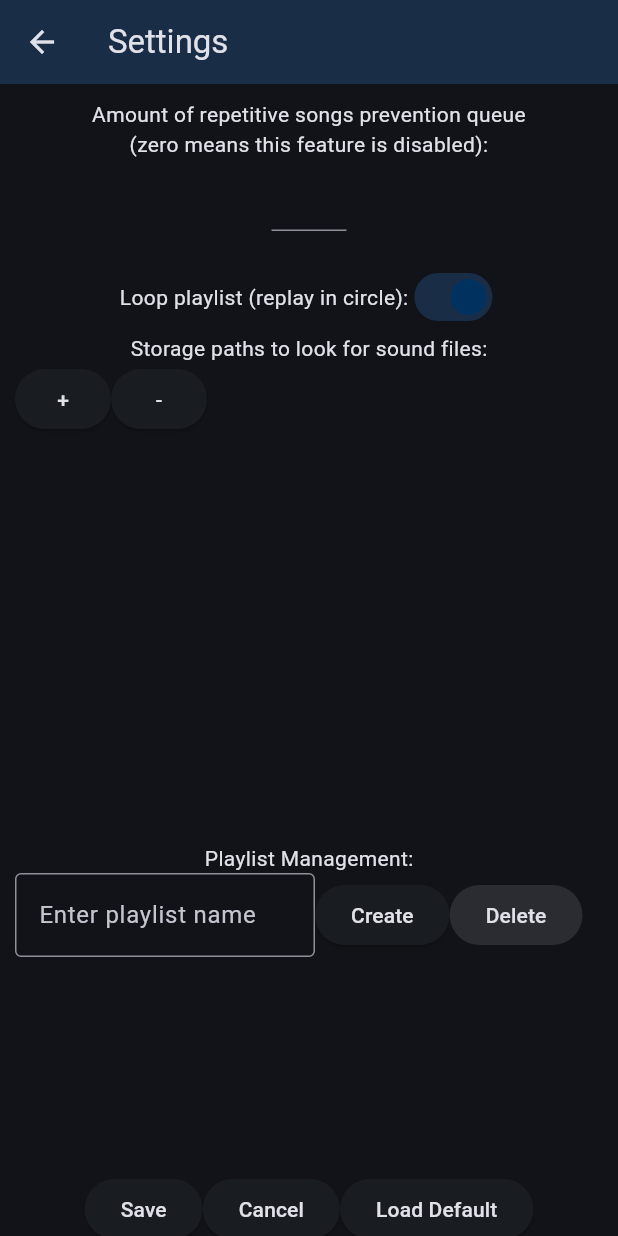
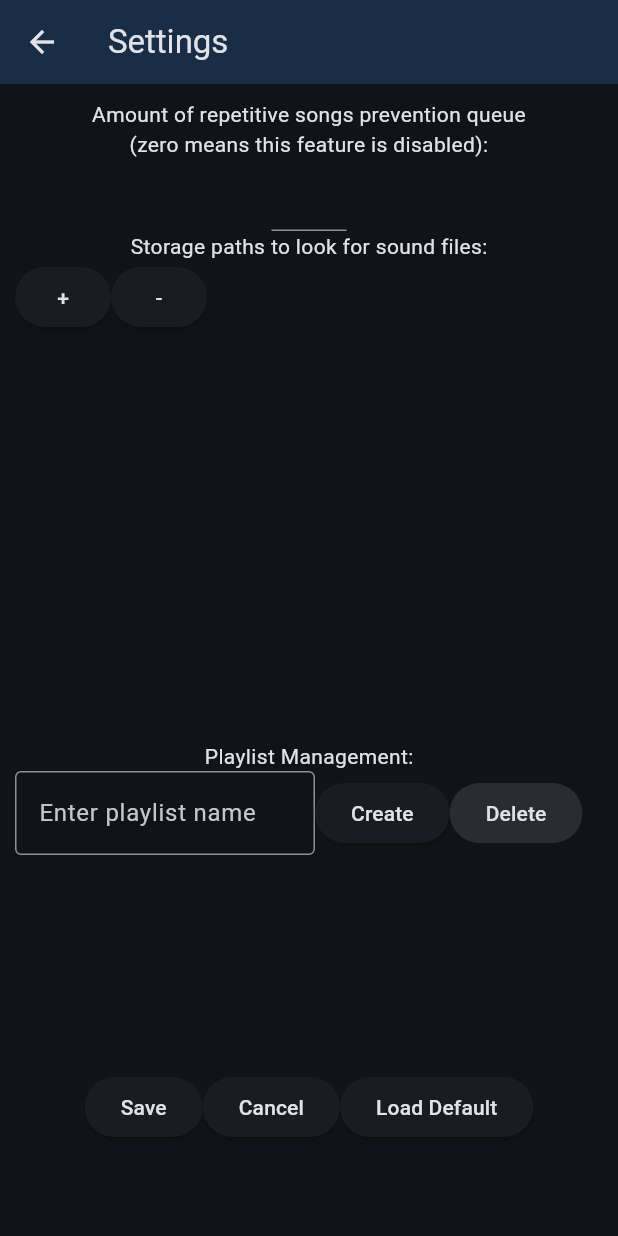
Before and after one commit to StraykerPL/MusicApp, a Flutter app: the screen it shows after launch, in the side drawer, after a tap on "Settings", on a phone screen of 412 x 824 dp. Run offline on Flutter 3.47's test engine with Material 3 defaults, Android fonts, the phone set to English and light mode, and no system bars; our stand-ins replace audio_service, just_audio, package_info_plus, permission_handler, sqflite; missing offline and left inert: audio_session, filesystem_picker; accounts and stored records are empty.

Commit message:
Remove loop option from settings, change placeholder icon to official Strayker Music icon, first part of fixing playlist playing refactor

```diff
--- a/lib/Business/database_helper.dart
+++ b/lib/Business/database_helper.dart
@@ -39,20 +39,18 @@ final class DatabaseHelper {
         INSERT INTO settings VALUES (null, "playedSongsMaxAmount", 0)
       ''');
       db.execute('''
-        INSERT INTO settings VALUES (null, "loopMode", "true")
-      ''');
-      db.execute('''
         INSERT INTO storageLocations VALUES (null, "/storage/emulated/0/Music")
       ''');
-      db.execute('''
-        INSERT INTO playlists VALUES (null, "Playlist 1")
-      ''');
-      db.execute('''
-        INSERT INTO playlists VALUES (null, "Playlist 2")
-      ''');
-      db.execute('''
-        INSERT INTO playlists VALUES (null, "Playlist 3")
-      ''');
+      // Only for debugging.
+      // db.execute('''
+      //   INSERT INTO playlists VALUES (null, "Playlist 1")
+      // ''');
+      // db.execute('''
+      //   INSERT INTO playlists VALUES (null, "Playlist 2")
+      // ''');
+      // db.execute('''
+      //   INSERT INTO playlists VALUES (null, "Playlist 3")
+      // ''');
     });
   }
 
--- a/lib/Business/default_audio_handler.dart
+++ b/lib/Business/default_audio_handler.dart
@@ -38,8 +38,6 @@ final class DefaultAudioHandler extends BaseAudioHandler {
               break;
 
             case AudioInterruptionType.pause:
-              await _player.play();
-              break;
             case AudioInterruptionType.unknown:
               break;
           }
--- a/lib/Business/sound_collection_manager.dart
+++ b/lib/Business/sound_collection_manager.dart
@@ -23,7 +23,6 @@ final class SoundCollectionManager {
     _soundPlayer = player;
     availableSongs = songs;
     availableSongs.sort((firstFile, secondFile) => firstFile.name.compareTo(secondFile.name));
-    _loadSettings();
   }
 
   Future<void> playRandomMusic() async {
@@ -71,18 +70,6 @@ final class SoundCollectionManager {
     await _soundPlayer.resumeOrPauseSong();
   }
 
-  Future<void> _loadSettings() async {
-    final dbContext = DatabaseHelper();
-    final settings = await dbContext.getAllData(DatabaseConstants.settingsTableName);
-    for (final {"name": settingName, "value": settingValue} in settings) {
-      if (settingName == DatabaseConstants.loopModeTableValueName) {
-        _loopMode = settingValue == "true";
-        await _soundPlayer.setLoopMode(_loopMode);
-        break;
-      }
-    }
-  }
-
   Future<void> setLoop() async {
     _loopMode = !_loopMode;
     await _soundPlayer.setLoopMode(_loopMode);
--- a/lib/Constants/database_constants.dart
+++ b/lib/Constants/database_constants.dart
@@ -4,8 +4,6 @@ abstract final class DatabaseConstants {
   static String playlistsTableName = "playlists";
   static String playlistSongsTableName = "playlistSongs";
   static String playedSongsMaxAmountTableValueName = "playedSongsMaxAmount";
-  static String loopModeTableValueName = "loopMode";
   static List<String> soundStorageLocationsDefault = ["/storage/emulated/0/Music"];
   static const int playedSongsMaxAmountDefault = 0;
-  static const bool loopModeDefault = true;
 }
--- a/lib/Widgets/playlist_view.dart
+++ b/lib/Widgets/playlist_view.dart
@@ -1,5 +1,6 @@
 import 'dart:async';
 
+import 'package:audio_service/audio_service.dart';
 import 'package:flutter/material.dart';
 import 'package:provider/provider.dart';
 import 'package:strayker_music/Business/playlist_manager.dart';
@@ -36,6 +37,10 @@ class _PlaylistView extends State<PlaylistView> {
   @override
   void initState() {
     _soundCollectionManager.getPlaybackStateSubscription.onData((value) {
+      if (value.processingState == AudioProcessingState.completed && context.read<PlaylistManager>().currentPlaylist != "All Files" && _isLoopModeOn) {
+        var index = _soundCollectionManager.availableSongs.indexOf(_soundCollectionManager.currentSong!);
+        _soundCollectionManager.selectAndPlaySong(_soundCollectionManager.availableSongs[index]);
+      }
       setState(() {
         _isCurrentlyPlaying = value.playing;
       });
@@ -45,11 +50,16 @@ class _PlaylistView extends State<PlaylistView> {
     super.initState();
   }
 
-  @override
-  void setState(fn) {
-    if(mounted) {
-      super.setState(fn);
+  List<MusicFile> _filterFiles(List<MusicFile> files) {
+    List<MusicFile> filteredFiles = [];
+
+    for (var soundFile in files) {
+      if (soundFile.name.toUpperCase().contains(_searchMusicInputController.value.text.toUpperCase())) {
+        filteredFiles.add(soundFile);
+      }
     }
+
+    return filteredFiles;
   }
 
   Future<void> onSearchInputChanged() async {
@@ -57,17 +67,12 @@ class _PlaylistView extends State<PlaylistView> {
       setState(() {
         displayedFiles = _soundCollectionManager.availableSongs;
       });
-    }
 
-    List<MusicFile> filteredFiles = [];
-    for (var soundFile in _soundCollectionManager.availableSongs) {
-      if (soundFile.name.toUpperCase().contains(_searchMusicInputController.value.text.toUpperCase())) {
-        filteredFiles.add(soundFile);
-      }
+      return;
     }
 
     setState(() {
-      displayedFiles = filteredFiles;
+      displayedFiles = _filterFiles(displayedFiles);
     });
   }
 
@@ -266,20 +271,32 @@ class _PlaylistView extends State<PlaylistView> {
                 _isLoopModeOn = _soundCollectionManager.isLoopModeOn;
               });
             },
-            child: getColoredIconWidget(
-              context,
-              _isLoopModeOn
-                ? Theme.of(context).colorScheme.primary
-                : Theme.of(context).textTheme.displayLarge!.color!,
-              Icons.repeat
-            ),
+            child: _isLoopModeOn ? getColoredIconWidget(context, Theme.of(context).textTheme.displayLarge!.color!, Icons.repeat) : getColoredIconWidget(context, Theme.of(context).textTheme.displayLarge!.color!, Icons.double_arrow),
           ),
       ],
     );
   }
 
   ListView createMusicListWidget(BuildContext context) {
-    displayedFiles = context.read<PlaylistManager>().currentPlaylistSongs;
+    // if (context.read<PlaylistManager>().currentPlaylistSongs.isEmpty == false) {
+    //   _soundCollectionManager.availableSongs = context.read<PlaylistManager>().currentPlaylistSongs;
+    // }
+    // else if (context.read<PlaylistManager>().currentPlaylistSongs.isEmpty == true && context.read<PlaylistManager>().currentPlaylist == "All Files") {
+    //   _soundCollectionManager.availableSongs = context.read<List<MusicFile>>();
+    // }
+    // else if (context.read<PlaylistManager>().currentPlaylistSongs.isEmpty == false && context.read<PlaylistManager>().currentPlaylist != "All Files") {
+    //   _soundCollectionManager.availableSongs = context.read<PlaylistManager>().currentPlaylistSongs;
+    // }
+    // else {
+    //   _soundCollectionManager.availableSongs = [];
+    // }
+    if (context.read<PlaylistManager>().currentPlaylist == "All Files") {
+      _soundCollectionManager.availableSongs = context.read<List<MusicFile>>();
+    }
+    else {
+      _soundCollectionManager.availableSongs = context.read<PlaylistManager>().currentPlaylistSongs;
+    }
+    displayedFiles = _filterFiles(_soundCollectionManager.availableSongs);
 
     return ListView.builder(
       physics: const NeverScrollableScrollPhysics(),
@@ -337,7 +354,7 @@ class _PlaylistView extends State<PlaylistView> {
                 child: SingleChildScrollView(
                   controller: _musicListScrollControl,
                   child:
-                  ctx.read<PlaylistManager>().currentPlaylistSongs.isNotEmpty ?
+                  context.read<PlaylistManager>().currentPlaylistSongs.isNotEmpty || displayedFiles.isNotEmpty || _soundCollectionManager.availableSongs.isNotEmpty ?
                     createMusicListWidget(ctx) :
                     const Text("Welcome to Strayker Music!\n\nNo sound files can be displayed. If you think it's error, check your searching criteria, filesystem permissions and app's storage settings.", softWrap: true, textAlign: TextAlign.center),
                 )
--- a/lib/Widgets/settings.dart
+++ b/lib/Widgets/settings.dart
@@ -21,7 +21,6 @@ class _SettingsViewState extends State<SettingsView> {
   final TextEditingController _newPlaylistNameController = TextEditingController();
 
   int _playedSongsMaxAmount = 0;
-  bool _loopMode = true;
   List<String> _soundStorageLocations = [];
   String? _currentlySelectedStoragePath;
   List<Map<String, dynamic>> _playlists = [];
@@ -33,11 +32,6 @@ class _SettingsViewState extends State<SettingsView> {
       DatabaseConstants.settingsTableName,
       DatabaseConstants.playedSongsMaxAmountTableValueName,
       {"value": _playedSongsMaxAmount});
-
-    await dbContext.updateDataByName(
-      DatabaseConstants.settingsTableName,
-      DatabaseConstants.loopModeTableValueName,
-      {"value": _loopMode ? "true" : "false"});
 
     List<Map<String, dynamic>> sumUpData = [];
     for (var storagePath in _soundStorageLocations) {
@@ -61,9 +55,6 @@ class _SettingsViewState extends State<SettingsView> {
           selection: TextSelection.collapsed(offset: _playedSongsMaxAmount.toString().length),
         );
       }
-      if (row["name"] == DatabaseConstants.loopModeTableValueName) {
-        _loopMode = row["value"] == "true";
-      }
     }
 
     var storageLocationsRawData = await dbContext.getAllData(DatabaseConstants.storagePathsTableName);
@@ -80,7 +71,6 @@ class _SettingsViewState extends State<SettingsView> {
 
   void setDefualtValues() {
     _playedSongsMaxAmount = DatabaseConstants.playedSongsMaxAmountDefault;
-    _loopMode = DatabaseConstants.loopModeDefault;
     _soundStorageLocations = DatabaseConstants.soundStorageLocationsDefault;
 
     saveSettings();
@@ -228,8 +218,8 @@ class _SettingsViewState extends State<SettingsView> {
       ),
       body: Padding(
         padding: const EdgeInsets.all(10.0),
-        child: Column(
-          children: [
+        child: SingleChildScrollView(
+          child: Column(children: [
             const Text("Amount of repetitive songs prevention queue\n(zero means this feature is disabled):", textAlign: TextAlign.center,),
             SizedBox(
               width: 50,
@@ -242,21 +232,6 @@ class _SettingsViewState extends State<SettingsView> {
                 keyboardType: TextInputType.number
                 // TODO: Add validation to not allow input of number surpassing max amount of available sound files.
               ),
-            ),
-            const SizedBox(height: 20),
-            Row(
-              mainAxisAlignment: MainAxisAlignment.center,
-              children: [
-                const Text("Loop playlist (replay in circle):"),
-                Switch(
-                  value: _loopMode,
-                  onChanged: (value) {
-                    setState(() {
-                      _loopMode = value;
-                    });
-                  },
-                ),
-              ],
             ),
             const Text("Storage paths to look for sound files:"),
             SizedBox(
@@ -374,7 +349,7 @@ class _SettingsViewState extends State<SettingsView> {
                 )
               ],
             )
-          ]
+          ])
         ),
       )
     );
--- a/lib/main.dart
+++ b/lib/main.dart
@@ -23,7 +23,6 @@ Future<void> main() async {
   final DatabaseHelper dbHelper = DatabaseHelper();
   List<MusicFile> files = await filesReader.getMusicFiles();
 
-  // TODO: Add Redux container.
   runApp(
     MultiProvider(
       providers: [
```
Also changed, not shown: lib/Shared/main_drawer.dart (+4 -3 lines), 19 other files.
